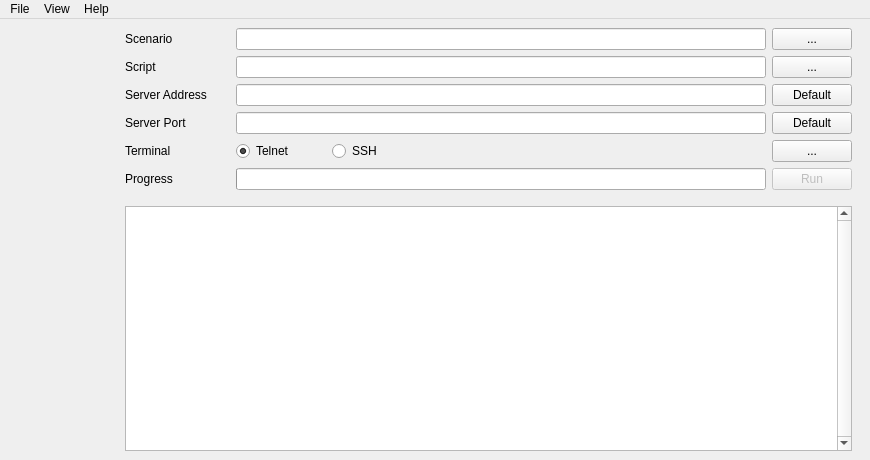
Qt form src/gui/mainwindow.ui (windy32/algts) before a commit.
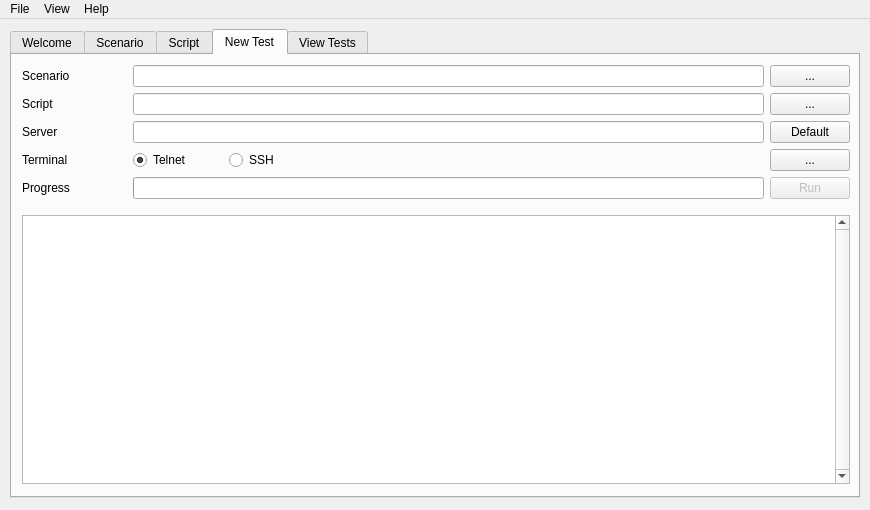
The same form after that commit. The open tabs and pages were chosen to show the change. Custom widgets are drawn as their Qt base class.

```diff
--- a/src/gui/mainwindow.ui
+++ b/src/gui/mainwindow.ui
@@ -7,13 +7,13 @@
     <x>0</x>
     <y>0</y>
     <width>870</width>
-    <height>460</height>
+    <height>510</height>
    </rect>
   </property>
   <property name="minimumSize">
    <size>
     <width>800</width>
-    <height>460</height>
+    <height>510</height>
    </size>
   </property>
   <property name="windowTitle">
@@ -22,30 +22,26 @@
   <widget class="QWidget" name="centralWidget">
    <layout class="QHBoxLayout" name="mainLayout">
     <property name="leftMargin">
-     <number>0</number>
+     <number>10</number>
     </property>
     <property name="topMargin">
-     <number>0</number>
+     <number>10</number>
+    </property>
+    <property name="rightMargin">
+     <number>10</number>
     </property>
     <property name="bottomMargin">
-     <number>0</number>
+     <number>12</number>
     </property>
     <item>
-     <widget class="StackList" name="stakcList" native="true">
-      <property name="minimumSize">
-       <size>
-        <width>110</width>
-        <height>0</height>
-       </size>
-      </property>
-     </widget>
-    </item>
-    <item>
-     <widget class="QStackedWidget" name="pages">
+     <widget class="QTabWidget" name="pages">
       <property name="currentIndex">
        <number>0</number>
       </property>
       <widget class="QWidget" name="pageWelcome">
+       <attribute name="title">
+        <string>Welcome</string>
+       </attribute>
        <layout class="QVBoxLayout" name="welcomeLayout" stretch="0,0,1,0,0,0,0,0,0,0,0">
         <property name="leftMargin">
          <number>6</number>
@@ -288,6 +284,9 @@
        </layout>
       </widget>
       <widget class="QWidget" name="pageScenario">
+       <attribute name="title">
+        <string>Scenario</string>
+       </attribute>
        <layout class="QVBoxLayout" name="scenarioLayout" stretch="0,0,1,0">
         <property name="leftMargin">
          <number>6</number>
@@ -1730,6 +1729,9 @@
        </layout>
       </widget>
       <widget class="QWidget" name="pageScript">
+       <attribute name="title">
+        <string>Script</string>
+       </attribute>
        <layout class="QVBoxLayout" name="scriptLayout">
         <property name="leftMargin">
          <number>6</number>
@@ -1906,7 +1908,22 @@
        </layout>
       </widget>
       <widget class="QWidget" name="pageNewTest">
+       <attribute name="title">
+        <string>New Test</string>
+       </attribute>
        <layout class="QVBoxLayout" name="newTestLayout">
+        <property name="leftMargin">
+         <number>10</number>
+        </property>
+        <property name="topMargin">
+         <number>10</number>
+        </property>
+        <property name="rightMargin">
+         <number>8</number>
+        </property>
+        <property name="bottomMargin">
+         <number>12</number>
+        </property>
         <item>
          <layout class="QHBoxLayout" name="P4Layout1">
           <item>
@@ -2022,7 +2039,7 @@
              </size>
             </property>
             <property name="text">
-             <string>Server Address</string>
+             <string>Server</string>
             </property>
            </widget>
           </item>
@@ -2030,52 +2047,7 @@
            <widget class="QLineEdit" name="txtP4ServerAddress"/>
           </item>
           <item>
-           <widget class="QPushButton" name="btnP4DefaultServerAddr">
-            <property name="minimumSize">
-             <size>
-              <width>80</width>
-              <height>0</height>
-             </size>
-            </property>
-            <property name="maximumSize">
-             <size>
-              <width>80</width>
-              <height>16777215</height>
-             </size>
-            </property>
-            <property name="text">
-             <string>Default</string>
-            </property>
-           </widget>
-          </item>
-         </layout>
-        </item>
-        <item>
-         <layout class="QHBoxLayout" name="P4Layout4">
-          <item>
-           <widget class="QLabel" name="lblP4ServerPort">
-            <property name="minimumSize">
-             <size>
-              <width>105</width>
-              <height>0</height>
-             </size>
-            </property>
-            <property name="maximumSize">
-             <size>
-              <width>105</width>
-              <height>16777215</height>
-             </size>
-            </property>
-            <property name="text">
-             <string>Server Port</string>
-            </property>
-           </widget>
-          </item>
-          <item>
-           <widget class="QLineEdit" name="txtP4ServerPort"/>
-          </item>
-          <item>
-           <widget class="QPushButton" name="btnP4DefaultServerPort">
+           <widget class="QPushButton" name="btnP4DefaultServer">
             <property name="minimumSize">
              <size>
               <width>80</width>
@@ -2271,6 +2243,9 @@
        </layout>
       </widget>
       <widget class="QWidget" name="pageViewTests">
+       <attribute name="title">
+        <string>View Tests</string>
+       </attribute>
        <layout class="QVBoxLayout" name="viewTestsLayout" stretch="0,0,0,1">
         <property name="leftMargin">
          <number>6</number>
@@ -2899,12 +2874,6 @@
    <header>widget/scenarioview.h</header>
    <container>1</container>
   </customwidget>
-  <customwidget>
-   <class>StackList</class>
-   <extends>QWidget</extends>
-   <header>widget/stacklist.h</header>
-   <container>1</container>
-  </customwidget>
   <customwidget>
    <class>IpAddressWidget</class>
    <extends>QWidget</extends>
```
Left out of the diff: 12 changed lines with no effect on the pictures.
